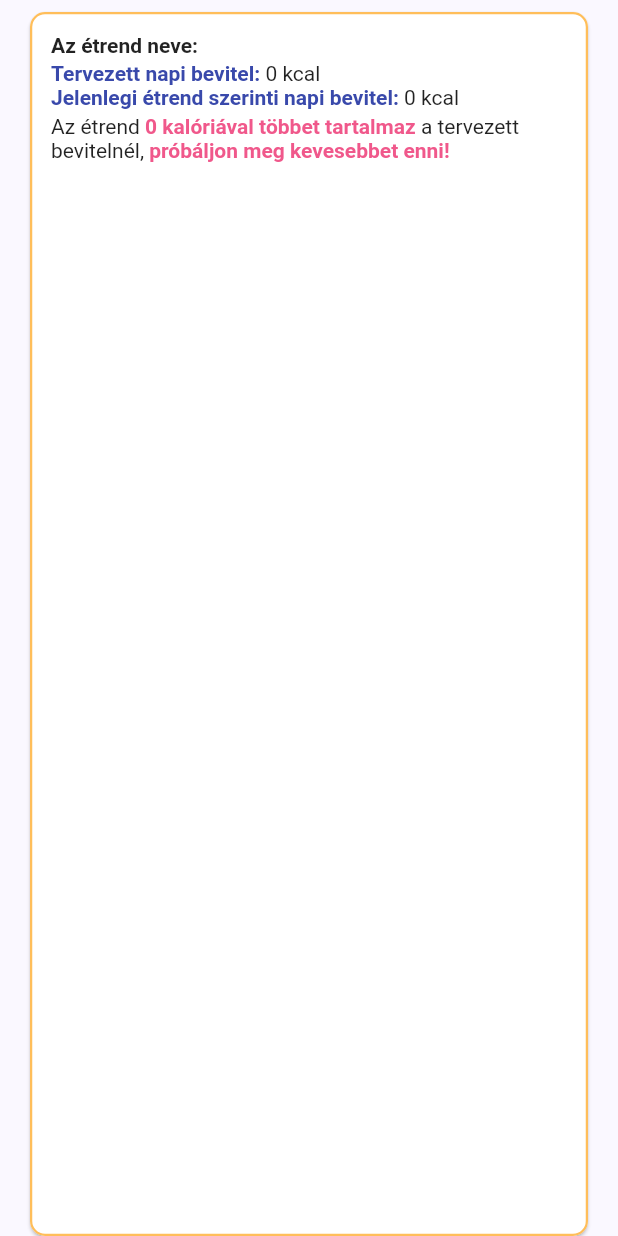
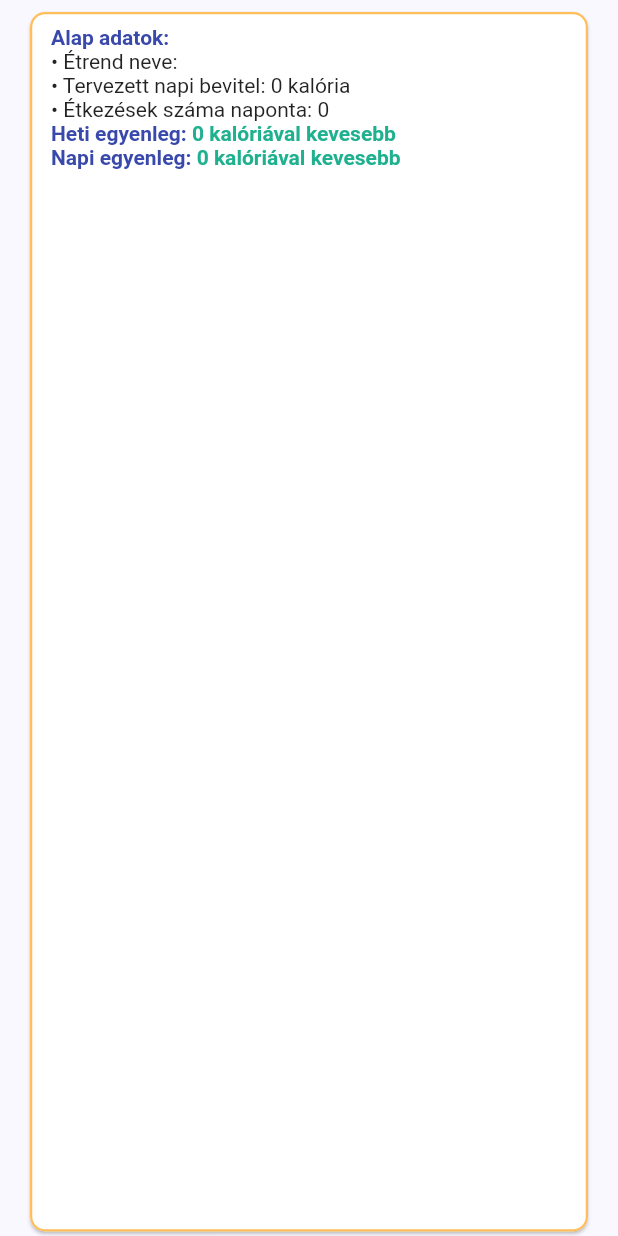
Before and after one commit to JuhaszZoltanAntal/diet_and_shopping_list_app, a Flutter app: the Dashboard widget shown alone on an empty page, opened directly with empty values, on a phone screen of 412 x 824 dp. Run offline on Flutter 3.47's test engine with Material 2 defaults, Android fonts, the phone set to English and light mode, and no system bars; our stand-ins replace basic_utils, font_awesome_flutter, hive, hive_flutter; missing offline and left inert: autocomplete_textfield; accounts and stored records are empty.

Commit message:
Change launcher icon and dashboard component

```diff
--- a/lib/widget/dashboard.dart
+++ b/lib/widget/dashboard.dart
@@ -5,11 +5,17 @@ class Dashboard extends StatefulWidget {
   const Dashboard(
     this.dietKcalPerDay,
     this.expectedKcalPerDay,
+    this.dietKcalPerWeek,
+    this.expectedKcalPerWeek,
+    this.mealPerDay,
     this.nameOfDiet,
   );
 
   final int dietKcalPerDay;
   final int expectedKcalPerDay;
+  final int dietKcalPerWeek;
+  final int expectedKcalPerWeek;
+  final int mealPerDay;
   final String nameOfDiet;
 
   @override
@@ -20,37 +26,104 @@ class _DashboardState extends State<Dashboard> {
   @override
   Widget build(BuildContext context) {
     return Card(
-      margin: const EdgeInsets.only(left: 20, right: 20, bottom: 0, top: 8),
+      margin: const EdgeInsets.only(left: 20, right: 20, bottom: 3, top: 8),
       shape: OutlineInputBorder(
         borderSide: const BorderSide(color: Color(0xffFFBE5A), width: 1.5),
         borderRadius: BorderRadius.circular(10),
       ),
       child: Padding(
-        padding: const EdgeInsets.all(14.0),
+        padding: const EdgeInsets.only(left: 14, right: 14, top: 9, bottom: 9),
         child: Column(
           children: [
             Align(
               alignment: Alignment.topLeft,
-              child: Padding(
-                padding: const EdgeInsets.only(bottom: 3),
               child: RichText(
                 text: TextSpan(
                   text: '',
                   style: DefaultTextStyle.of(context).style,
                   children: <TextSpan>[
                     const TextSpan(
-                        text: 'Az étrend neve:',
-                        style: TextStyle(fontWeight: FontWeight.bold),
+                      text: 'Alap adatok:\n',
+                      style: TextStyle(
+                          color: Color(0xff3949AB),
+                          fontWeight: FontWeight.bold),
                     ),
                     TextSpan(
                         text:
-                          ' ${StringUtils.capitalize(widget.nameOfDiet)}'),
+                            '\u2022 Étrend neve: ${StringUtils.capitalize(widget.nameOfDiet)}\n\u2022 Tervezett napi bevitel: ${widget.expectedKcalPerDay} kalória\n\u2022 Étkezések száma naponta: ${widget.mealPerDay}'),
                   ],
                 ),
               ),
             ),
+            Align(
+              alignment: Alignment.topLeft,
+              child: RichText(
+                text: TextSpan(
+                  text: '',
+                  style: DefaultTextStyle.of(context).style,
+                  children: <TextSpan>[
+                    const TextSpan(
+                      text: 'Heti egyenleg:',
+                      style: TextStyle(
+                          color: Color(0xff3949AB),
+                          fontWeight: FontWeight.bold),
+                    ),
+                    widget.expectedKcalPerWeek - widget.dietKcalPerWeek < 0
+                        ? TextSpan(
+                            text:
+                                ' ${(widget.expectedKcalPerWeek - widget.dietKcalPerWeek) * -1} kalóriával több',
+                            style: const TextStyle(
+                              color: Color(0xffF0588B),
+                              fontWeight: FontWeight.bold,
+                            ),
+                          )
+                        : TextSpan(
+                            text:
+                                ' ${widget.expectedKcalPerWeek - widget.dietKcalPerWeek} kalóriával kevesebb',
+                            style: const TextStyle(
+                              color: Color(0xff1FB18F),
+                              fontWeight: FontWeight.bold,
+                            ),
+                          ),
+                  ],
+                ),
+              ),
             ),
             Align(
+              alignment: Alignment.topLeft,
+              child: RichText(
+                text: TextSpan(
+                  text: '',
+                  style: DefaultTextStyle.of(context).style,
+                  children: <TextSpan>[
+                    const TextSpan(
+                      text: 'Napi egyenleg:',
+                      style: TextStyle(
+                          color: Color(0xff3949AB),
+                          fontWeight: FontWeight.bold),
+                    ),
+                    widget.expectedKcalPerDay - widget.dietKcalPerDay < 0
+                        ? TextSpan(
+                            text:
+                                ' ${(widget.expectedKcalPerDay - widget.dietKcalPerDay) * -1} kalóriával több',
+                            style: const TextStyle(
+                              color: Color(0xffF0588B),
+                              fontWeight: FontWeight.bold,
+                            ),
+                          )
+                        : TextSpan(
+                            text:
+                                ' ${widget.expectedKcalPerDay - widget.dietKcalPerDay} kalóriával kevesebb',
+                            style: const TextStyle(
+                              color: Color(0xff1FB18F),
+                              fontWeight: FontWeight.bold,
+                            ),
+                          ),
+                  ],
+                ),
+              ),
+            ),
+            /* Align(
               alignment: Alignment.topLeft,
               child: RichText(
                 text: TextSpan(
@@ -81,19 +154,20 @@ class _DashboardState extends State<Dashboard> {
                           color: Color(0xff3949AB),
                           fontWeight: FontWeight.bold),
                     ),
-                    TextSpan(text: ' ${widget.dietKcalPerDay} kcal'),
+                    TextSpan(text: ' ${widget.dietKcalPerDay} kcal',),
                   ],
                 ),
               ),
-            ),
-            Align(
+            ),*/
+
+            /* Align(
               alignment: Alignment.topLeft,
               child: (widget.dietKcalPerDay < widget.expectedKcalPerDay)
                   ? Padding(
                       padding: const EdgeInsets.only(top: 3),
                       child: RichText(
                         text: TextSpan(
-                    text: 'Az étrend ',
+                          text: 'A napi étrend ',
                           style: DefaultTextStyle.of(context).style,
                           children: <TextSpan>[
                             TextSpan(
@@ -119,7 +193,7 @@ class _DashboardState extends State<Dashboard> {
                       padding: const EdgeInsets.only(top: 3),
                       child: RichText(
                         text: TextSpan(
-                    text: 'Az étrend ',
+                          text: 'A napi étrend ',
                           style: DefaultTextStyle.of(context).style,
                           children: <TextSpan>[
                             TextSpan(
@@ -140,7 +214,7 @@ class _DashboardState extends State<Dashboard> {
                         ),
                       ),
                     ),
-            ),
+            ),*/
           ],
         ),
       ),
```
Also changed, not shown: lib/page/diet_page.dart (+41 -0 lines), 15 other files. Lines whose indentation alone changed are shown as unchanged.
